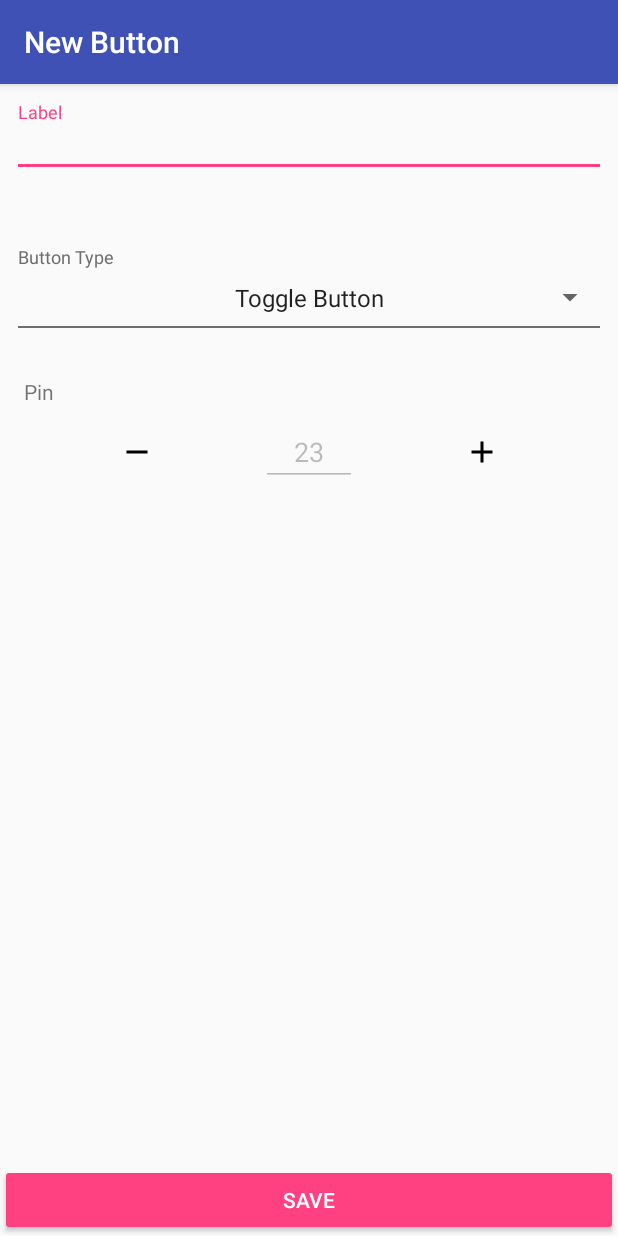
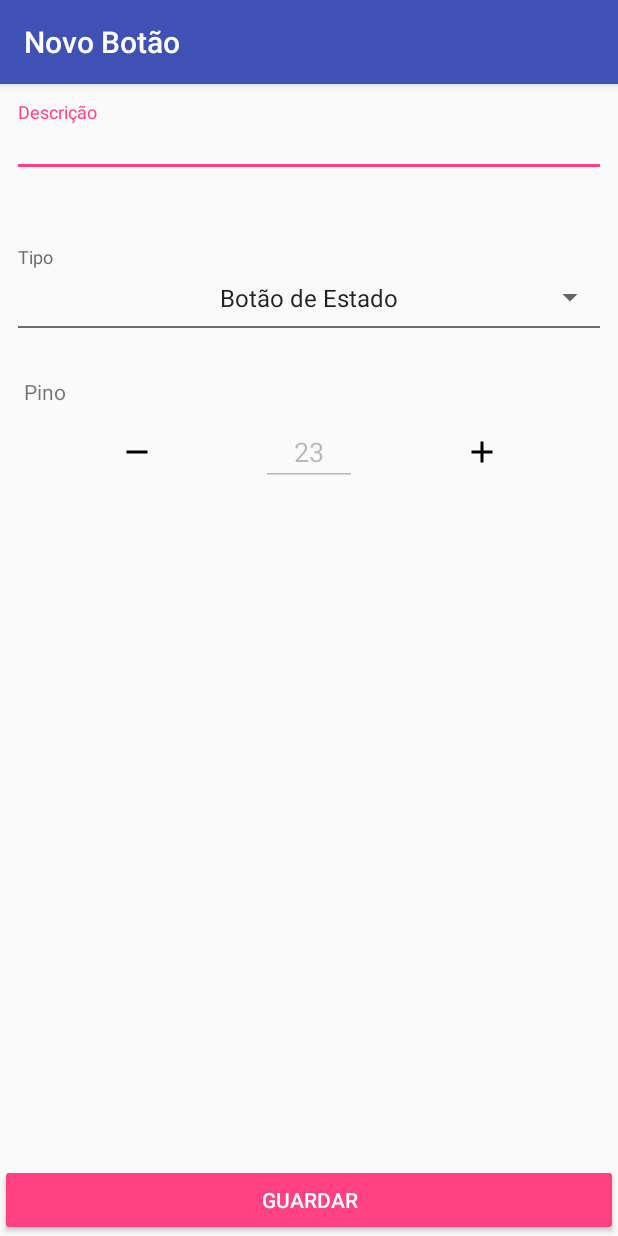
Before and after one commit to brunohorta82/relay_controller_esp8266_arduino_mega_android, an Android app: the screen it shows after launch (ButtonAddController), after a tap on an icon or button, on a phone screen of 412 x 824 dp. Run offline under Robolectric (Android 15) with nearby library versions, the phone set to English and light mode, and no system bars; our stand-ins replace Room's generated code, Volley.

Commit message:
Lang PT,

```diff
--- a/android/AndroidRelay/app/src/main/java/bhsystems/eu/relaycontroller/controllers/ButtonsListController.java
+++ b/android/AndroidRelay/app/src/main/java/bhsystems/eu/relaycontroller/controllers/ButtonsListController.java
@@ -176,7 +176,7 @@ public class ButtonsListController extends AppCompatActivity implements ButtonsA
                     public void onResponse(String response) {
                         Log.i("RESP", response);
                         if (response.length() == 30) {
-                            for (int i = 0; i < response.length() - 1; i++) {
+                            for (int i = 0; i < response.length() ; i++) {
                                 char s = response.charAt(i);
                                 if (s != '1' && s != '0') {
                                     Toast.makeText(getApplicationContext(), "Erro - Estado inválido", Toast.LENGTH_SHORT).show();
--- a/android/AndroidRelay/app/src/main/java/bhsystems/eu/relaycontroller/customspinner/LabelledSpinner.java
+++ b/android/AndroidRelay/app/src/main/java/bhsystems/eu/relaycontroller/customspinner/LabelledSpinner.java
@@ -180,7 +180,7 @@ public class LabelledSpinner extends LinearLayout implements AdapterView.OnItemS
 
         mDefaultErrorEnabled =
                 a.getBoolean(R.styleable.LabelledSpinner_defaultErrorEnabled, false);
-        mDefaultErrorText = getResources().getString(R.string.widget_labelled_spinner_errorText);
+        mDefaultErrorText = "";
 
         a.recycle();
     }
--- a/android/AndroidRelay/app/src/main/res/values/strings.xml
+++ b/android/AndroidRelay/app/src/main/res/values/strings.xml
@@ -1,17 +1,15 @@
 <resources>
-    <string name="app_name">SMART CONTROLLER</string>
-    <string name="action_settings">Settings</string>
-    <string name="label">Label</string>
-    <string name="widget_labelled_spinner_errorText">You should select an item</string>
-    <string name="TOGGLE">Toggle Button</string>
-    <string name="TOUCH">Touch Button</string>
-    <string name="save">Save</string>
-    <string name="pin">Pin</string>
-    <string name="button_type">Button Type</string>
-    <string name="new_button">New Button</string>
-    <string name="label_missing">Please define the button label</string>
-    <string name="duplicated_pin">This pin is already in use. Please choose another.</string>
-    <string name="gpio">gpio</string>
+    <string name="app_name">CONTROLADOR MAKER PT</string>
+    <string name="label">Descrição</string>
+    <string name="TOGGLE">Botão de Estado</string>
+    <string name="TOUCH">Botão de Toque</string>
+    <string name="save">Guardar</string>
+    <string name="pin">Pino</string>
+    <string name="button_type">Tipo</string>
+    <string name="new_button">Novo Botão</string>
+    <string name="label_missing">Defina a descrição</string>
+    <string name="duplicated_pin">O Pino já está em uso. Por favor escolha outro disponivel.</string>
+    <string name="gpio">pino</string>
     <string name="zero">00</string>
     <string name="state">estado</string>
 </resources>
```
Also changed, not shown: 3 other files.
